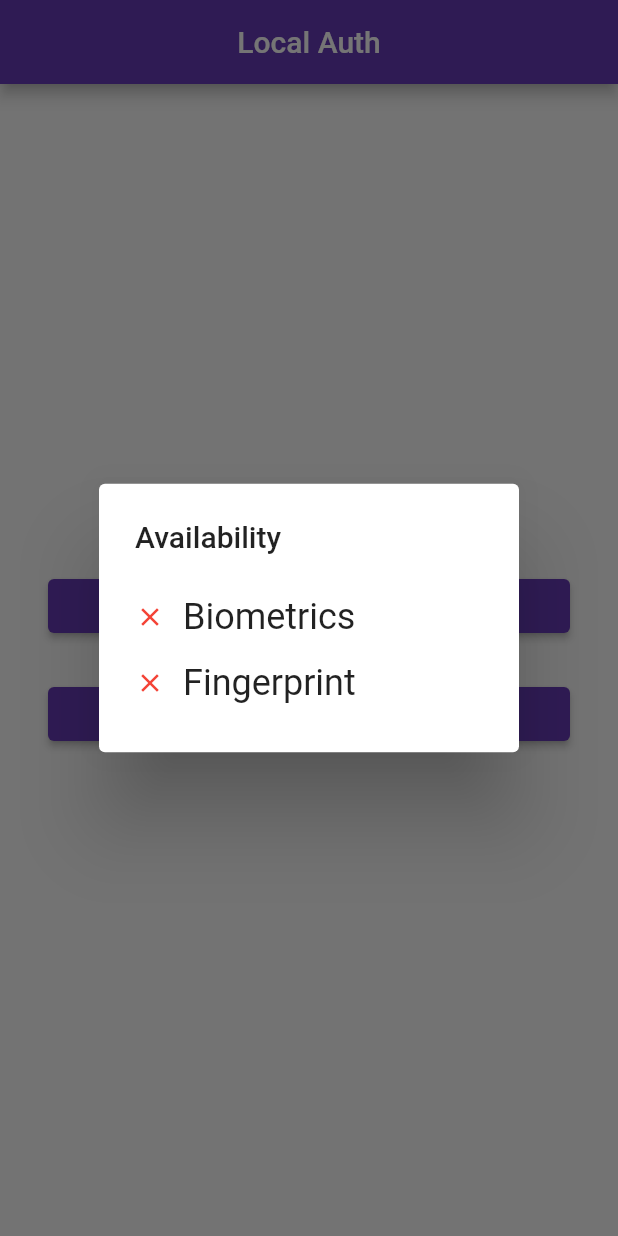
After one commit to md-siam/sensor_packages, a Flutter app: the screen it shows after launch, after a tap on "Check Availability", on a phone screen of 412 x 824 dp. The commit adds this screen. Run offline on Flutter 3.47's test engine with Material 2 defaults, Android fonts, the phone set to English and light mode, and no system bars; our stand-ins replace battery_plus, local_auth, wakelock.

Commit message:
package(new): local_auth

```diff
--- /dev/null
+++ b/lib/3_local_auth/api/local_auth_api.dart
@@ -0,0 +1,44 @@
+import 'dart:async';
+import 'dart:developer';
+
+import 'package:flutter/services.dart';
+import 'package:local_auth/local_auth.dart';
+
+class LocalAuthApi {
+  static final _auth = LocalAuthentication();
+
+  static Future<bool> hasBiometrics() async {
+    try {
+      return await _auth.canCheckBiometrics;
+    } on PlatformException catch (e) {
+      log('hasBiometrics(): $e');
+      return false;
+    }
+  }
+
+  static Future<List<BiometricType>> getBiometrics() async {
+    try {
+      return await _auth.getAvailableBiometrics();
+    } on PlatformException catch (e) {
+      log('hasBiometrics(): $e');
+      return <BiometricType>[];
+    }
+  }
+
+  static Future<bool> authenticate() async {
+    final isAvailable = await hasBiometrics();
+    if (!isAvailable) return false;
+
+    try {
+      return await _auth.authenticate(
+          localizedReason: 'Scan Fingerprint to Authenticate',
+          options: const AuthenticationOptions(
+            useErrorDialogs: true,
+            stickyAuth: false,
+          ));
+    } on PlatformException catch (e) {
+      log('authenticate(): $e');
+      return false;
+    }
+  }
+}
--- /dev/null
+++ b/lib/3_local_auth/local_auth.dart
@@ -0,0 +1,89 @@
+import 'package:flutter/material.dart';
+import 'package:local_auth/local_auth.dart';
+
+import 'api/local_auth_api.dart';
+import 'view/home_page.dart';
+import 'widgets/build_button.dart';
+
+class MyLocalAuth extends StatelessWidget {
+  const MyLocalAuth({Key? key}) : super(key: key);
+
+  @override
+  Widget build(BuildContext context) {
+    return Scaffold(
+      appBar: AppBar(
+        title: const Text('Local Auth'),
+        centerTitle: true,
+      ),
+      body: Padding(
+        padding: const EdgeInsets.all(32),
+        child: Center(
+          child: Column(
+            mainAxisAlignment: MainAxisAlignment.center,
+            children: [
+              buildAvailability(context),
+              const SizedBox(height: 24),
+              buildAuthenticate(context),
+            ],
+          ),
+        ),
+      ),
+    );
+  }
+
+  buildAvailability(BuildContext context) => buildButton(
+        text: 'Check Availability',
+        icon: Icons.event_available,
+        onClicked: () async {
+          final isAvailable = await LocalAuthApi.hasBiometrics();
+          final biometrics = await LocalAuthApi.getBiometrics();
+
+          final hasFingerprint = biometrics.contains(BiometricType.fingerprint);
+
+          showDialog(
+            context: context,
+            builder: (context) => AlertDialog(
+              title: const Text('Availability'),
+              content: Column(
+                mainAxisAlignment: MainAxisAlignment.start,
+                mainAxisSize: MainAxisSize.min,
+                children: [
+                  buildText('Biometrics', isAvailable),
+                  buildText('Fingerprint', hasFingerprint),
+                ],
+              ),
+            ),
+          );
+        },
+      );
+
+  buildAuthenticate(BuildContext context) => buildButton(
+        text: 'Authenticate',
+        icon: Icons.lock_open,
+        onClicked: () async {
+          final isAuthenticated = await LocalAuthApi.authenticate();
+
+          if (isAuthenticated) {
+            // ignore: use_build_context_synchronously
+            Navigator.of(context).pushReplacement(
+              MaterialPageRoute(builder: (context) => const HomePage()),
+            );
+          }
+        },
+      );
+
+  buildText(String text, bool checked) {
+    return Container(
+      margin: const EdgeInsets.symmetric(vertical: 8.0),
+      child: Row(
+        children: [
+          checked
+              ? const Icon(Icons.check, color: Colors.green, size: 20)
+              : const Icon(Icons.close, color: Colors.red, size: 20),
+          const SizedBox(width: 12),
+          Text(text, style: const TextStyle(fontSize: 24)),
+        ],
+      ),
+    );
+  }
+}
--- /dev/null
+++ b/lib/3_local_auth/widgets/build_button.dart
@@ -0,0 +1,19 @@
+import 'package:flutter/material.dart';
+
+Widget buildButton({
+  required String text,
+  required IconData icon,
+  required VoidCallback onClicked,
+}) {
+  return ElevatedButton(
+    onPressed: onClicked,
+    child: Row(
+      mainAxisAlignment: MainAxisAlignment.center,
+      children: [
+        Icon(icon),
+        const SizedBox(width: 20),
+        Text(text),
+      ],
+    ),
+  );
+}
--- a/lib/main.dart
+++ b/lib/main.dart
@@ -23,7 +23,8 @@ class MyApp extends StatelessWidget {
       debugShowCheckedModeBanner: false,
       theme: ThemeData(primarySwatch: Colors.deepPurple),
       //home: const MyBatteryPlus(),
-      home: const MyWakelock(),
+      //home: const MyWakelock(),
+      home: const MyLocalAuth(),
     );
   }
 }
--- a/lib/routes.dart
+++ b/lib/routes.dart
@@ -1,2 +1,3 @@
 export '1_battery_plus/battery_plus.dart';
 export '2_wakelock/wakelock.dart';
+export '3_local_auth/local_auth.dart';
```
Also changed, not shown: lib/3_local_auth/view/home_page.dart (added, +36 -0 lines), pubspec.yaml (+8 -1 lines), pubspec.lock, 6 other files.
